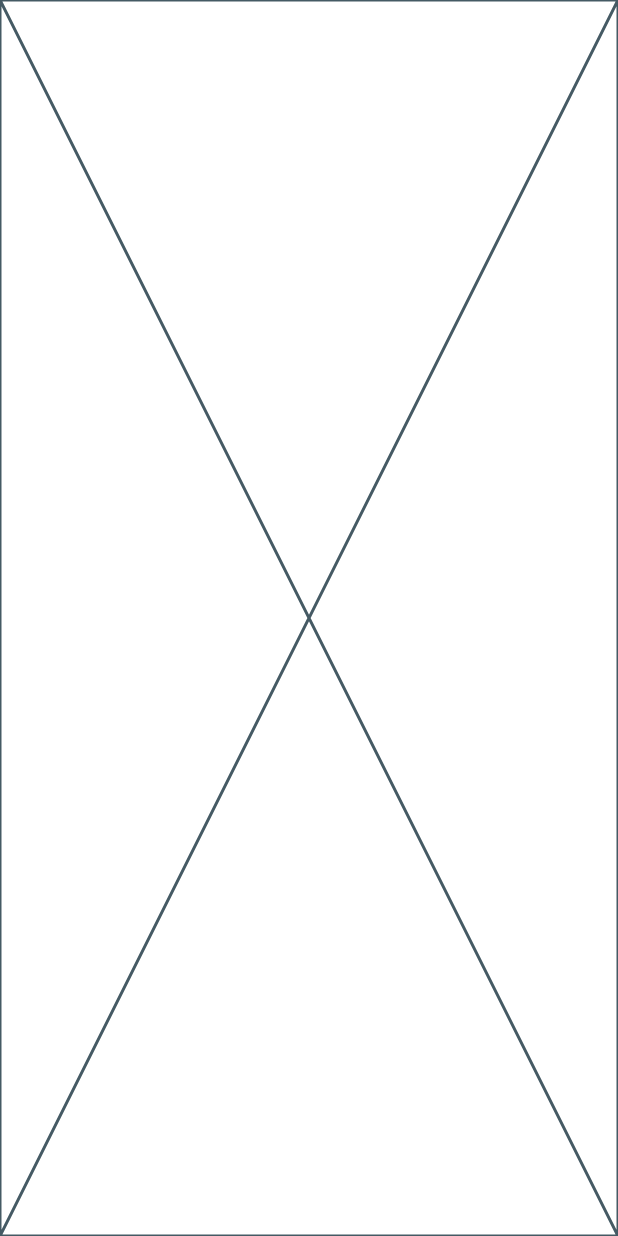
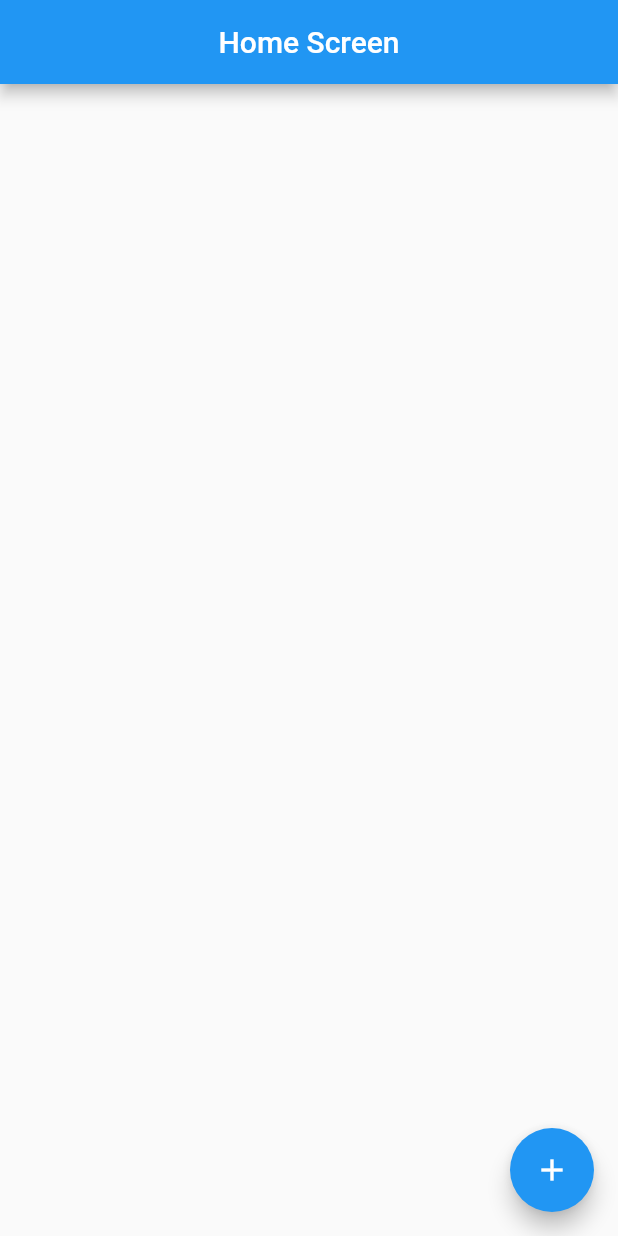
Before and after one commit to AbuBakar044/my_partners, a Flutter app: the screen it shows after launch, on a phone screen of 412 x 824 dp. Run offline on Flutter 3.47's test engine with Material 2 defaults, Android fonts, the phone set to English and light mode, and no system bars; our stand-ins replace get.

Commit message:
Added Home Screen and Controller
Added Home Screen and Controller

```diff
--- a/lib/controllers/home_controller.dart
+++ b/lib/controllers/home_controller.dart
@@ -0,0 +1,10 @@
+import 'package:get/get.dart';
+import 'package:my_partners/views/screens/add_friends_screen.dart';
+
+class HomeController extends GetxController {
+  void goToAddFriendScreen() {
+    Get.to(
+      () => AddFriendsScreen(),
+    );
+  }
+}
--- a/lib/controllers/splash_controller.dart
+++ b/lib/controllers/splash_controller.dart
@@ -5,7 +5,7 @@ class SplashController extends GetxController {
   @override
   void onInit() {
     Future.delayed(const Duration(seconds: 4), () {
-      Get.to(() => const HomeScreen(),);
+      Get.off(() => const HomeScreen(),);
     });
     super.onInit();
   }
--- a/lib/main.dart
+++ b/lib/main.dart
@@ -1,5 +1,6 @@
 import 'package:flutter/material.dart';
 import 'package:my_partners/views/screens/splash_screen.dart';
+import 'package:get/get.dart';
 
 void main() {
   runApp(const MyApp());
@@ -11,7 +12,7 @@ class MyApp extends StatelessWidget {
   // This widget is the root of your application.
   @override
   Widget build(BuildContext context) {
-    return MaterialApp(
+    return GetMaterialApp(
       title: 'Flutter Demo',
       theme: ThemeData(
 
--- /dev/null
+++ b/lib/utils/colors.dart
@@ -0,0 +1,4 @@
+import 'package:flutter/material.dart';
+
+const Color kWhiteColor = Colors.white;
+const Color kBlackColor = Colors.black;
--- a/lib/views/screens/home_screen.dart
+++ b/lib/views/screens/home_screen.dart
@@ -1,5 +1,9 @@
+import 'package:flutter/material.dart';
 import 'package:flutter/src/widgets/framework.dart';
 import 'package:flutter/src/widgets/placeholder.dart';
+import 'package:get/get.dart';
+import 'package:my_partners/controllers/home_controller.dart';
+import '../../utils/colors.dart';
 
 class HomeScreen extends StatefulWidget {
   const HomeScreen({super.key});
@@ -11,6 +15,26 @@ class HomeScreen extends StatefulWidget {
 class _HomeScreenState extends State<HomeScreen> {
   @override
   Widget build(BuildContext context) {
-    return const Placeholder();
+    final homeCtrl = Get.put<HomeController>(HomeController());
+    return Scaffold(
+      appBar: AppBar(
+        title: const Text(
+          'Home Screen',
+          style: TextStyle(
+            color: kWhiteColor,
+          ),
+        ),
+        centerTitle: true,
+      ),
+      //floatingActionButtonLocation: FloatingActionButtonLocation.startTop,
+      floatingActionButton: FloatingActionButton(
+        onPressed: () {
+          homeCtrl.goToAddFriendScreen();
+        },
+        child: const Icon(
+          Icons.add,
+        ),
+      ),
+    );
   }
 }
```
Also changed, not shown: lib/views/screens/add_friends_screen.dart (added, +16 -0 lines).
